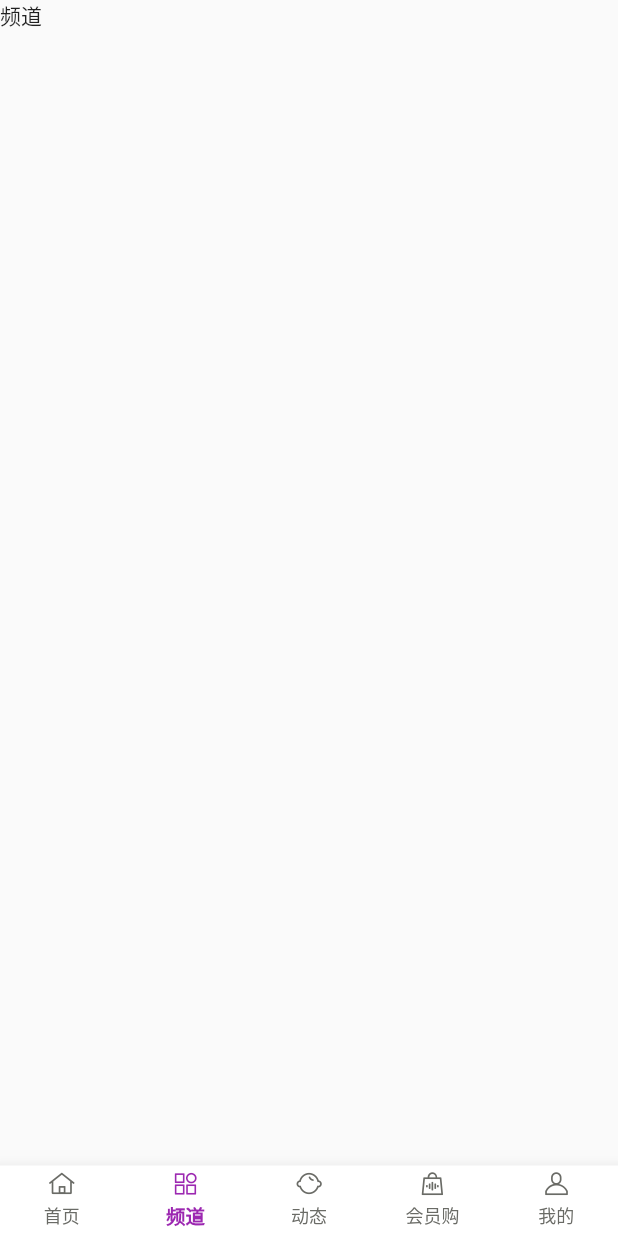
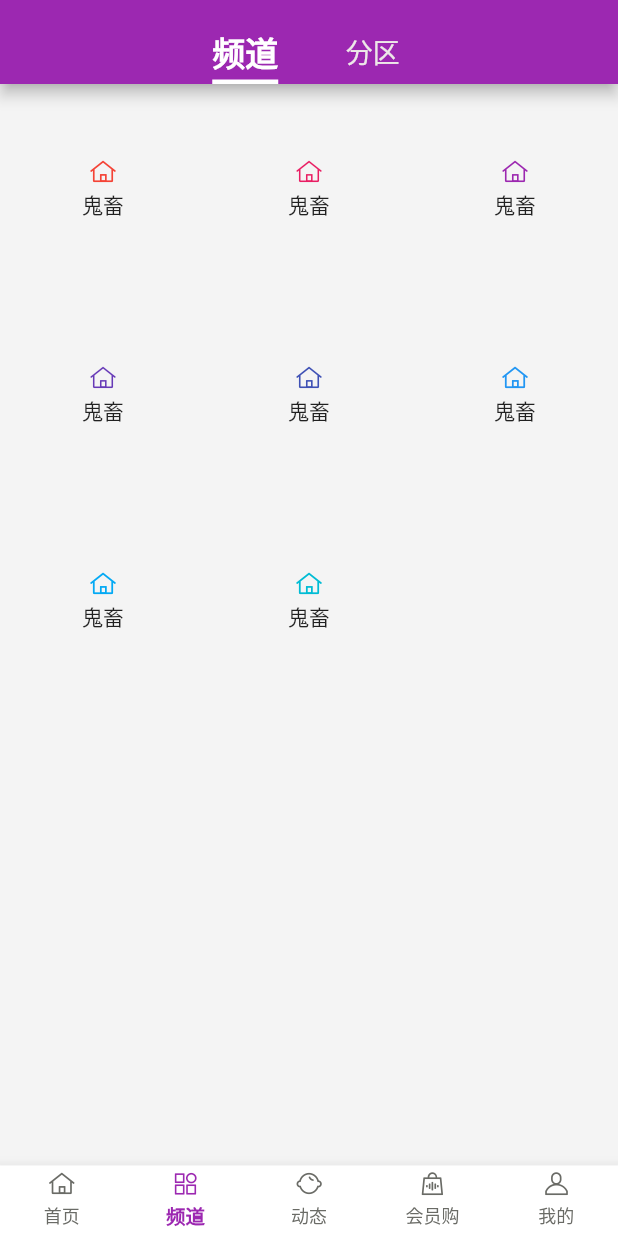
Before and after one commit to rzx007/cilicili, a Flutter app: the screen it shows after launch, item 2 of the bottom bar chosen, on a phone screen of 412 x 824 dp. Run offline on Flutter 3.47's test engine with Material 2 defaults, Android fonts, the light colour scheme and no system bars; our stand-ins replace flutter_swiper, shared_preferences; missing offline and left inert: local_cache_sync; network calls fail.

```diff
--- /dev/null
+++ b/lib/channel.dart
@@ -0,0 +1,71 @@
+import 'package:flutter/material.dart';
+import 'package:cilicili/pages/channel/channel_list.dart';
+import 'package:cilicili/utils/GetThemeColor.dart';
+
+class ChannelPage extends StatefulWidget {
+  @override
+  _ChannelPageState createState() => _ChannelPageState();
+}
+
+class _ChannelPageState extends State<ChannelPage>
+    with SingleTickerProviderStateMixin {
+  List tabs = ['频道', '分区'];
+  List<Widget> pages = [
+    ChannelListPage(),
+    Text('test'),
+  ];
+  TabController _tabController; //需要定义一个Controller
+  @override
+  void initState() {
+    super.initState();
+    // 创建Controller
+    _tabController = new TabController(length: tabs.length, vsync: this);
+    // 监听tabs的切换
+    _tabController.addListener(() {
+      var index = _tabController.index;
+      var previousIndex = _tabController.previousIndex;
+      print("index: $index");
+      print('previousIndex: $previousIndex');
+    });
+  }
+
+  @override
+  Widget build(BuildContext context) {
+    return Scaffold(
+      backgroundColor: Color(0xFFF4F4F4),
+      appBar: AppBar(
+        bottom: PreferredSize(
+          preferredSize: Size.fromHeight(0),
+          child: Container(
+            width: 170,
+            height: 40,
+            child: TabBar(
+                indicatorColor: Color(0xffffffff),
+                indicatorWeight: 3.0,
+                indicatorSize: TabBarIndicatorSize.label,
+                labelStyle:
+                    TextStyle(fontWeight: FontWeight.w700, fontSize: 22),
+                unselectedLabelStyle:
+                    TextStyle(fontWeight: FontWeight.w100, fontSize: 18),
+                unselectedLabelColor: Color(0xFFede8e8),
+                labelColor: Color(0xffffffff),
+
+                //生成Tab菜单R
+                controller: _tabController,
+                tabs: tabs
+                    .map((e) => Tab(
+                          child: Text(e, style: TextStyle()),
+                        ))
+                    .toList()),
+          ),
+        ),
+      ),
+      body: TabBarView(
+        controller: _tabController,
+        children: pages.map((f) {
+          return f;
+        }).toList(),
+      ),
+    );
+  }
+}
--- a/lib/main.dart
+++ b/lib/main.dart
@@ -6,6 +6,7 @@ import 'package:path_provider/path_provider.dart';
 import 'package:local_cache_sync/local_cache_sync.dart';
 
 import 'package:cilicili/home.dart';
+import 'package:cilicili/channel.dart';
 import 'package:cilicili/pages/profile/theme.dart';
 
 import 'package:cilicili/model/ThemeClass.dart';
@@ -46,6 +47,7 @@ class ClicliApp extends StatelessWidget {
         themePicker.themeIndex == null ? themeIndex : themePicker.themeIndex;
     print('主题：$themeIndex');
     return MaterialApp(
+      // debugShowCheckedModeBanner: false,
       title: 'CliCili',
       theme: ThemeData(
         primarySwatch:
@@ -70,7 +72,7 @@ class _MyHomePageState extends State<MyHomePage> {
   int _selectedIndex = 0;
   final List<Widget> views = [
     HomePage(),
-    Text('频道'),
+    ChannelPage(),
     Text('动态'),
     Text('会员购'),
     ThemeSetPage()
--- /dev/null
+++ b/lib/model/SwiperImages.dart
@@ -0,0 +1,5 @@
+const swiperDataList = [
+  "https://i0.hdslb.com/bfs/archive/183beecb760542016057102e0dabb75f136cc8df.jpg@880w_388h_1c_95q",
+  "https://i0.hdslb.com/bfs/archive/5d2e46b3368310fab2b1ae19c663405f492fd470.jpg@880w_388h_1c_95q",
+  "https://i0.hdslb.com/bfs/sycp/creative_img/202008/2ece5c341ce117dea5c6b9914091e7b5.jpg@880w_388h_1c_95q"
+];
--- /dev/null
+++ b/lib/pages/channel/channel_list.dart
@@ -0,0 +1,52 @@
+import 'package:flutter/material.dart';
+
+class ChannelListPage extends StatefulWidget {
+  ChannelListPage({Key key}) : super(key: key);
+
+  @override
+  _ChannelListPageState createState() => _ChannelListPageState();
+}
+
+class _ChannelListPageState extends State<ChannelListPage> {
+  _createGridViewItem(Color color) {
+    return Container(
+      height: 80,
+      child: Center(
+        child: Column(
+          mainAxisAlignment: MainAxisAlignment.center,
+          children: <Widget>[
+            Icon(
+              IconData(0xe69b, fontFamily: 'MyIcons'),
+              color: color,
+            ),
+            Text(
+              '鬼畜',
+              textAlign: TextAlign.center,
+            )
+          ],
+        ),
+      ),
+    );
+  }
+
+  @override
+  Widget build(BuildContext context) {
+    return Container(
+      child: GridView(
+        gridDelegate: SliverGridDelegateWithFixedCrossAxisCount(
+          crossAxisCount: 3,
+        ),
+        children: [
+          _createGridViewItem(Colors.primaries[0]),
+          _createGridViewItem(Colors.primaries[1]),
+          _createGridViewItem(Colors.primaries[2]),
+          _createGridViewItem(Colors.primaries[3]),
+          _createGridViewItem(Colors.primaries[4]),
+          _createGridViewItem(Colors.primaries[5]),
+          _createGridViewItem(Colors.primaries[6]),
+          _createGridViewItem(Colors.primaries[7]),
+        ],
+      ),
+    );
+  }
+}
--- a/pubspec.yaml
+++ b/pubspec.yaml
@@ -32,6 +32,8 @@ dependencies:
   shared_preferences: ^0.5.8  # 本地存储
   path_provider: ^1.4.5
   local_cache_sync: ^1.2.0 # 同步存储
+  flutter_swiper: ^1.1.6 # swiper
+  flutter_screenutil: ^2.3.1 # flutter 屏幕适配方案
 
 
 dev_dependencies:
```
Also changed, not shown: lib/components/listItem.dart (added, +164 -0 lines), lib/components/showSheet.dart (added, +96 -0 lines), lib/components/swiperItem.dart (added, +44 -0 lines), lib/home.dart (+14 -5 lines), lib/pages/home/recommend.dart (added, +21 -0 lines), pubspec.lock.
